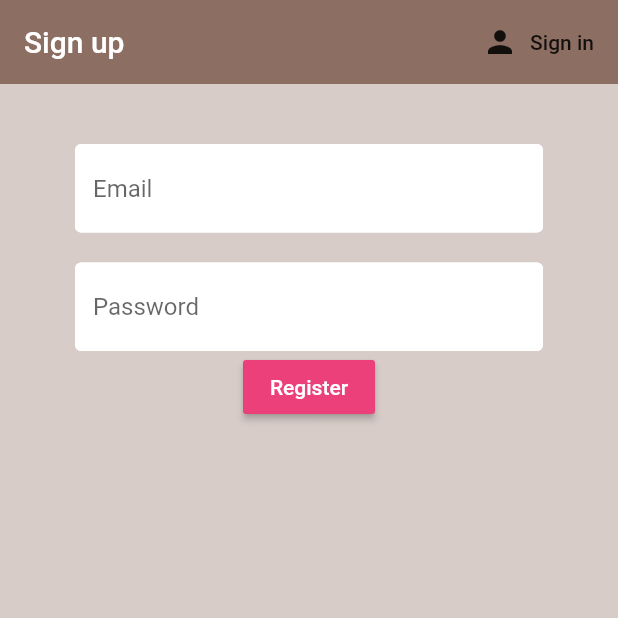
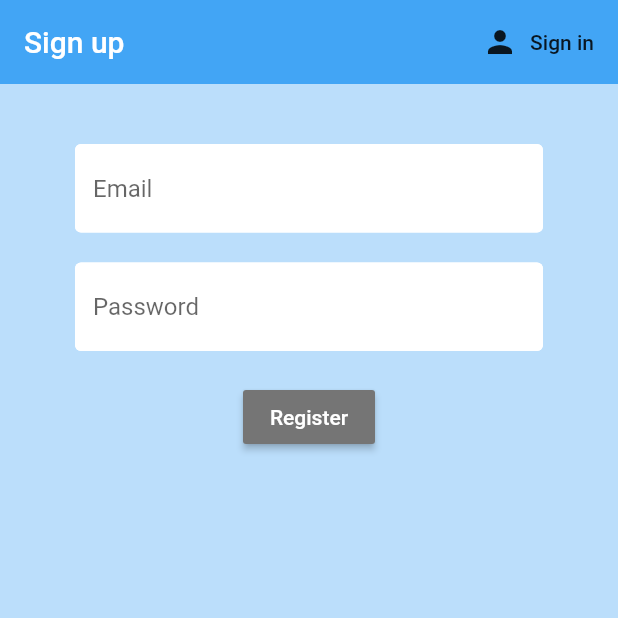
Before and after one commit to lucamerighi/flutter_auth, a Flutter app: the screen it shows after launch, after a tap on "Sign in", after a tap on "Register", on a phone screen of 412 x 824 dp, the top half of it. Run offline on Flutter 3.47's test engine with Material 2 defaults, Android fonts, the phone set to English and light mode, and no system bars; our stand-ins replace firebase_auth, flutter_spinkit; accounts and stored records are empty.

Commit message:
feat: extracted colors, ui cleanup

```diff
--- a/lib/screens/authenticate/register.dart
+++ b/lib/screens/authenticate/register.dart
@@ -1,4 +1,5 @@
 import 'package:flutter/material.dart';
+import 'package:hello_firebase/screens/shared/colors.dart';
 import 'package:hello_firebase/screens/shared/constants.dart';
 import 'package:hello_firebase/screens/shared/loading.dart';
 import 'package:hello_firebase/services/auth.dart';
@@ -25,9 +26,8 @@ class _RegisterState extends State<Register> {
     return loading
         ? Loading()
         : Scaffold(
-            backgroundColor: Colors.brown[100],
-            appBar:
-                AppBar(backgroundColor: Colors.brown[400], elevation: 0.0, title: Text('Sign up'), actions: <Widget>[
+            backgroundColor: mainBackgroundColor,
+            appBar: AppBar(backgroundColor: appBarColor, elevation: 0.0, title: Text('Sign up'), actions: <Widget>[
               FlatButton.icon(
                 onPressed: () => widget.toggleView(),
                 icon: Icon(Icons.person),
@@ -57,8 +57,11 @@ class _RegisterState extends State<Register> {
                       },
                       obscureText: true,
                     ),
+                    SizedBox(
+                      height: 20,
+                    ),
                     RaisedButton(
-                      color: Colors.pink[400],
+                      color: buttonColor,
                       child: Text(
                         'Register',
                         style: TextStyle(color: Colors.white),
@@ -69,7 +72,7 @@ class _RegisterState extends State<Register> {
                           dynamic result = await _auth.registerWithEmailAndPassword(email, password);
                           if (result == null) {
                             setState(() {
-                              error = 'please supply a valid email';
+                              error = 'Can\'t create account with these credentials: invalid or already taken';
                               loading = false;
                             });
                           }
--- a/lib/screens/authenticate/sign_in.dart
+++ b/lib/screens/authenticate/sign_in.dart
@@ -1,4 +1,5 @@
 import 'package:flutter/material.dart';
+import 'package:hello_firebase/screens/shared/colors.dart';
 import 'package:hello_firebase/screens/shared/constants.dart';
 import 'package:hello_firebase/screens/shared/loading.dart';
 import 'package:hello_firebase/services/auth.dart';
@@ -26,9 +27,9 @@ class _SignInState extends State<SignIn> with SingleTickerProviderStateMixin {
     return loading
         ? Loading()
         : Scaffold(
-            backgroundColor: Colors.brown[100],
+            backgroundColor: mainBackgroundColor,
             appBar: AppBar(
-              backgroundColor: Colors.brown[400],
+              backgroundColor: appBarColor,
               elevation: 0.0,
               title: Text('Sign in'),
               actions: <Widget>[
@@ -62,6 +63,9 @@ class _SignInState extends State<SignIn> with SingleTickerProviderStateMixin {
                       },
                       obscureText: true,
                     ),
+                    SizedBox(
+                      height: 20,
+                    ),
                     RaisedButton(
                       onPressed: () async {
                         if (_formKey.currentState.validate()) {
@@ -75,7 +79,7 @@ class _SignInState extends State<SignIn> with SingleTickerProviderStateMixin {
                           }
                         }
                       },
-                      color: Colors.pink[400],
+                      color: buttonColor,
                       child: Text(
                         'Sign in',
                         style: TextStyle(color: Colors.white),
--- /dev/null
+++ b/lib/screens/shared/colors.dart
@@ -0,0 +1,5 @@
+import 'package:flutter/material.dart';
+
+final mainBackgroundColor = Colors.blue[100];
+final appBarColor = Colors.blue[400];
+final buttonColor = Colors.grey[600];
--- a/lib/screens/shared/constants.dart
+++ b/lib/screens/shared/constants.dart
@@ -11,7 +11,7 @@ const TextInputDecoration = InputDecoration(
   ),
   focusedBorder: OutlineInputBorder(
     borderSide: BorderSide(
-      color: Colors.pink,
+      color: Colors.grey,
       width: 2.0,
     ),
   ),
--- a/lib/screens/shared/loading.dart
+++ b/lib/screens/shared/loading.dart
@@ -1,14 +1,15 @@
 import 'package:flutter/material.dart';
 import 'package:flutter_spinkit/flutter_spinkit.dart';
+import 'package:hello_firebase/screens/shared/colors.dart';
 
 class Loading extends StatelessWidget {
   @override
   Widget build(BuildContext context) {
     return Container(
-      color: Colors.brown[100],
+      color: mainBackgroundColor,
       child: Center(
         child: SpinKitChasingDots(
-          color: Colors.brown,
+          color: appBarColor,
           size: 50.0,
         ),
       ),
```
Also changed, not shown: lib/screens/home/home.dart (+5 -10 lines).
